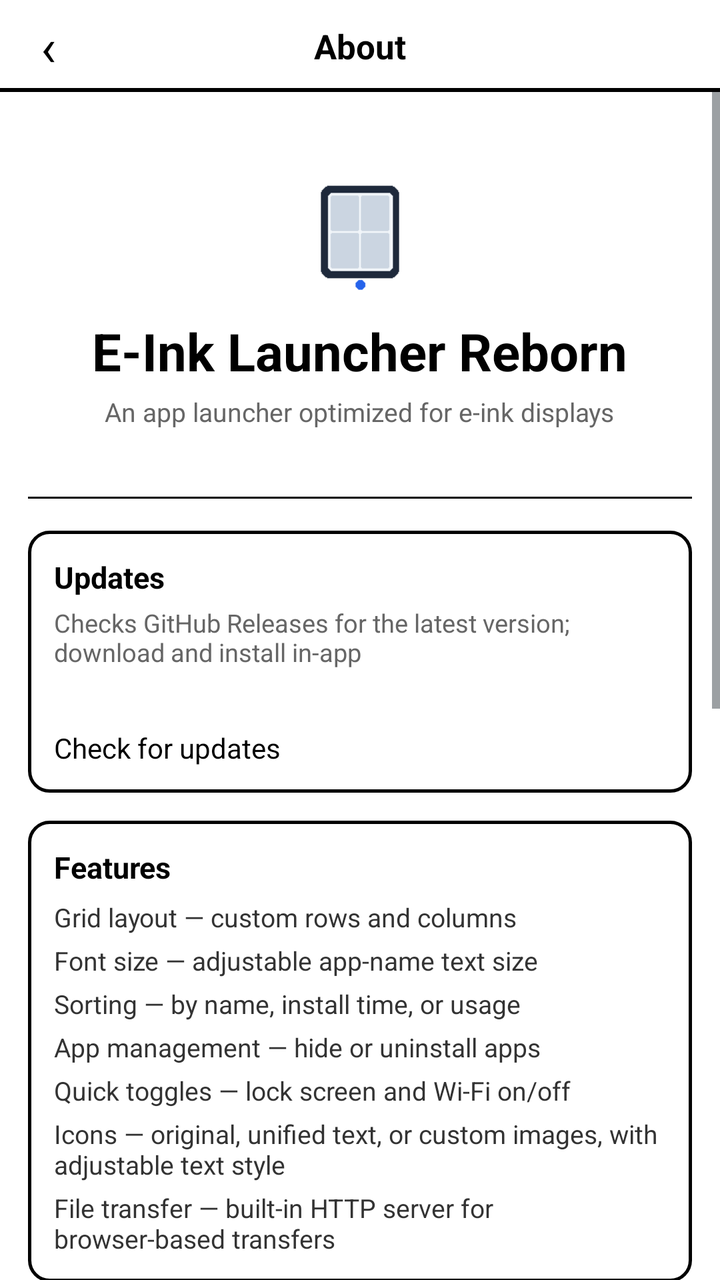
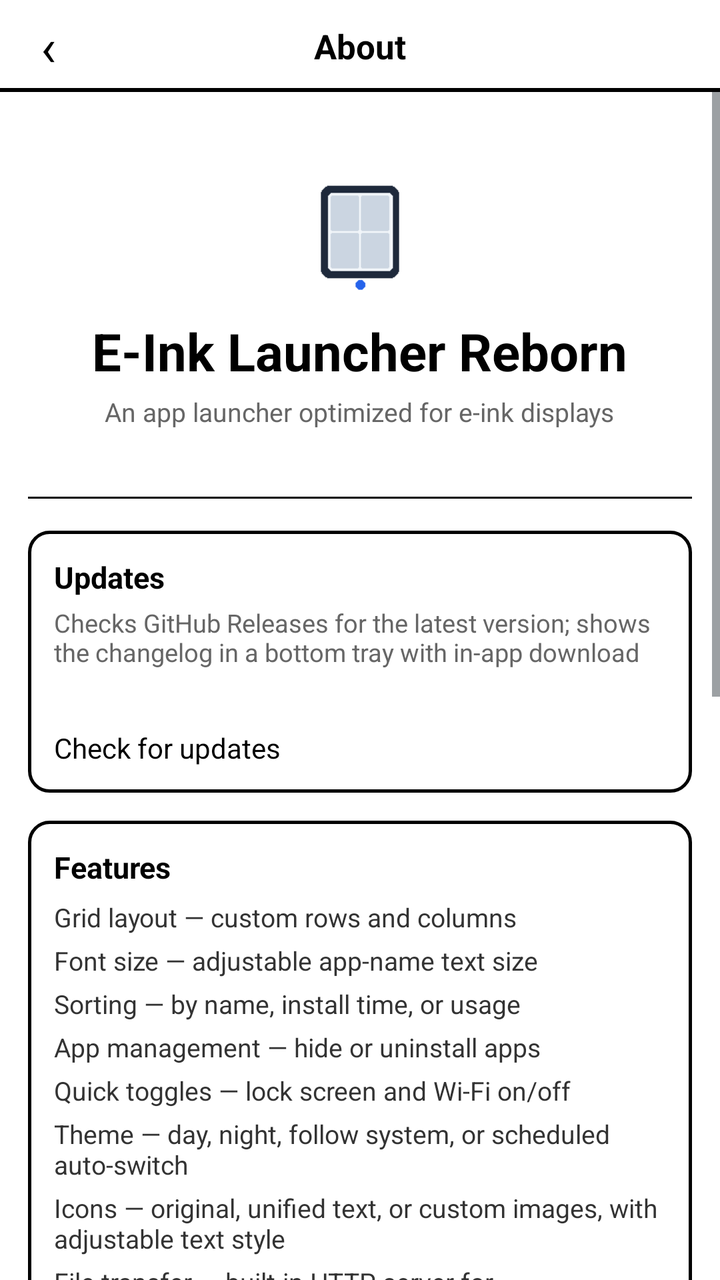

Before-and-after screenshots of an Android layout around one commit, followed by the original layout XML and the change that was made.
<!-- AndroidManifest.xml: application theme AppTheme -->
<!-- res/layout/activity_about.xml -->
<?xml version="1.0" encoding="utf-8"?>
<LinearLayout xmlns:android="http://schemas.android.com/apk/res/android"
    android:layout_width="match_parent"
    android:layout_height="match_parent"
    android:background="@color/window_bg"
    android:orientation="vertical">

    <RelativeLayout
        android:layout_width="match_parent"
        android:layout_height="46dp"
        android:background="@color/window_bg"
        android:clickable="true">

        <TextView
            android:id="@+id/toBack"
            android:layout_width="48dp"
            android:layout_height="match_parent"
            android:layout_alignParentLeft="true"
            android:clickable="true"
            android:gravity="center"
            android:text="‹"
            android:textColor="@color/text_primary"
            android:textSize="26sp" />

        <TextView
            android:layout_width="wrap_content"
            android:layout_height="match_parent"
            android:layout_centerInParent="true"
            android:gravity="center"
            android:text="@string/setting_help_and_about"
            android:textColor="@color/text_primary"
            android:textSize="17sp"
            android:textStyle="bold" />

        <View
            android:layout_width="match_parent"
            android:layout_height="2dp"
            android:layout_alignParentBottom="true"
            android:background="@color/text_primary" />
    </RelativeLayout>

    <ScrollView
        android:id="@+id/aboutScroll"
        android:layout_width="match_parent"
        android:layout_height="0dp"
        android:layout_weight="1">

        <LinearLayout
            android:id="@+id/aboutBody"
            android:layout_width="match_parent"
            android:layout_height="wrap_content"
            android:orientation="vertical"
            android:padding="14dp">

            <include layout="@layout/about_hero" />

            <LinearLayout
                android:id="@+id/cardUpdate"
                android:layout_width="match_parent"
                android:layout_height="wrap_content"
                android:layout_marginTop="14dp"
                android:background="@drawable/about_card_bg"
                android:orientation="vertical"
                android:padding="13dp">

                <TextView
                    android:id="@+id/updateTitle"
                    android:layout_width="wrap_content"
                    android:layout_height="wrap_content"
                    android:text="@string/about_card_update"
                    android:textColor="@color/text_primary"
                    android:textSize="15sp"
                    android:textStyle="bold" />

                <TextView
                    android:id="@+id/updateDesc"
                    android:layout_width="match_parent"
                    android:layout_height="wrap_content"
                    android:layout_marginTop="4dp"
                    android:text="@string/about_update_desc"
                    android:textColor="@color/text_muted"
                    android:textSize="12.5sp" />

                <TextView
                    android:id="@+id/updateStatus"
                    android:layout_width="match_parent"
                    android:layout_height="wrap_content"
                    android:layout_marginTop="4dp"
                    android:textColor="@color/text_muted"
                    android:textSize="13sp" />

                <Button
                    android:id="@+id/updateButton"
                    android:layout_width="match_parent"
                    android:layout_height="wrap_content"
                    android:layout_marginTop="8dp"
                    android:text="@string/update_check" />
            </LinearLayout>

            <LinearLayout
                android:id="@+id/cardFeatures"
                android:layout_width="match_parent"
                android:layout_height="wrap_content"
                android:layout_marginTop="14dp"
                android:background="@drawable/about_card_bg"
                android:orientation="vertical"
                android:padding="13dp">

                <TextView
                    android:id="@+id/featuresTitle"
                    android:layout_width="wrap_content"
                    android:layout_height="wrap_content"
                    android:text="@string/about_card_features"
                    android:textColor="@color/text_primary"
                    android:textSize="15sp"
                    android:textStyle="bold" />

                <TextView
                    android:id="@+id/featureGrid"
                    android:layout_width="match_parent"
                    android:layout_height="wrap_content"
                    android:layout_marginTop="6dp"
                    android:text="@string/about_feature_grid"
                    android:textColor="@color/text_body"
                    android:textSize="13sp" />

                <TextView
                    android:id="@+id/featureFont"
                    android:layout_width="match_parent"
                    android:layout_height="wrap_content"
                    android:layout_marginTop="4dp"
                    android:text="@string/about_feature_font"
                    android:textColor="@color/text_body"
                    android:textSize="13sp" />

                <TextView
                    android:id="@+id/featureSort"
                    android:layout_width="match_parent"
                    android:layout_height="wrap_content"
                    android:layout_marginTop="4dp"
                    android:text="@string/about_feature_sort"
                    android:textColor="@color/text_body"
                    android:textSize="13sp" />

                <TextView
                    android:id="@+id/featureManage"
                    android:layout_width="match_parent"
                    android:layout_height="wrap_content"
                    android:layout_marginTop="4dp"
                    android:text="@string/about_feature_manage"
                    android:textColor="@color/text_body"
                    android:textSize="13sp" />

                <TextView
                    android:id="@+id/featureToggle"
                    android:layout_width="match_parent"
                    android:layout_height="wrap_content"
                    android:layout_marginTop="4dp"
                    android:text="@string/about_feature_toggle"
                    android:textColor="@color/text_body"
                    android:textSize="13sp" />

                <TextView
                    android:id="@+id/featureIcons"
                    android:layout_width="match_parent"
                    android:layout_height="wrap_content"
                    android:layout_marginTop="4dp"
                    android:text="@string/about_feature_icons"
                    android:textColor="@color/text_body"
                    android:textSize="13sp" />

                <TextView
                    android:id="@+id/featureTransfer"
                    android:layout_width="match_parent"
                    android:layout_height="wrap_content"
                    android:layout_marginTop="4dp"
                    android:text="@string/about_feature_transfer"
                    android:textColor="@color/text_body"
                    android:textSize="13sp" />
            </LinearLayout>

            <LinearLayout
                android:id="@+id/cardIcons"
                android:layout_width="match_parent"
                android:layout_height="wrap_content"
                android:layout_marginTop="14dp"
                android:background="@drawable/about_card_bg"
                android:orientation="vertical"
                android:padding="13dp">

                <TextView
                    android:id="@+id/iconsTitle"
                    android:layout_width="wrap_content"
                    android:layout_height="wrap_content"
                    android:text="@string/about_custom_icon_title"
                    android:textColor="@color/text_primary"
                    android:textSize="15sp"
                    android:textStyle="bold" />

                <TextView
                    android:id="@+id/iconStep1"
                    android:layout_width="match_parent"
                    android:layout_height="wrap_content"
                    android:layout_marginTop="6dp"
                    android:text="@string/about_icon_step1"
                    android:textColor="@color/text_body"
                    android:textSize="13sp" />

                <TextView
                    android:id="@+id/iconStep2"
                    android:layout_width="match_parent"
                    android:layout_height="wrap_content"
                    android:layout_marginTop="4dp"
                    android:text="@string/about_icon_step2"
                    android:textColor="@color/text_body"
                    android:textSize="13sp" />

                <TextView
                    android:id="@+id/iconStep3"
                    android:layout_width="match_parent"
                    android:layout_height="wrap_content"
                    android:layout_marginTop="4dp"
                    android:text="@string/about_icon_step3"
                    android:textColor="@color/text_body"
                    android:textSize="13sp" />

                <TextView
                    android:id="@+id/iconStep4"
                    android:layout_width="match_parent"
                    android:layout_height="wrap_content"
                    android:layout_marginTop="4dp"
                    android:text="@string/about_icon_step4"
                    android:textColor="@color/text_body"
                    android:textSize="13sp" />

                <TextView
                    android:id="@+id/iconSpecialTitle"
                    android:layout_width="wrap_content"
                    android:layout_height="wrap_content"
                    android:layout_marginTop="10dp"
                    android:text="@string/about_icon_special_title"
                    android:textColor="@color/text_primary"
                    android:textSize="13sp"
                    android:textStyle="bold" />

                <TextView
                    android:id="@+id/iconFilenames"
                    android:layout_width="match_parent"
                    android:layout_height="wrap_content"
                    android:layout_marginTop="4dp"
                    android:text="@string/about_custom_icon_filenames"
                    android:textColor="@color/text_secondary"
                    android:textSize="12.5sp" />

                <TextView
                    android:id="@+id/iconPath"
                    android:layout_width="match_parent"
                    android:layout_height="wrap_content"
                    android:layout_marginTop="4dp"
                    android:text="@string/about_icon_path"
                    android:textColor="@color/text_secondary"
                    android:textSize="12.5sp" />

                <TextView
                    android:id="@+id/iconStyleHint"
                    android:layout_width="match_parent"
                    android:layout_height="wrap_content"
                    android:layout_marginTop="6dp"
                    android:text="@string/about_icon_style_hint"
                    android:textColor="@color/text_muted"
                    android:textSize="12.5sp" />
            </LinearLayout>

            <LinearLayout
                android:id="@+id/cardDevelopers"
                android:layout_width="match_parent"
                android:layout_height="wrap_content"
                android:layout_marginTop="14dp"
                android:background="@drawable/about_card_bg"
                android:orientation="vertical"
                android:padding="13dp">

                <TextView
                    android:id="@+id/devTitle"
                    android:layout_width="wrap_content"
                    android:layout_height="wrap_content"
                    android:text="@string/about_developers"
                    android:textColor="@color/text_primary"
                    android:textSize="15sp"
                    android:textStyle="bold" />

                <TextView
                    android:id="@+id/devInfo"
                    android:layout_width="match_parent"
                    android:layout_height="wrap_content"
                    android:layout_marginTop="6dp"
                    android:lineSpacingMultiplier="1.4"
                    android:text="@string/about_developer_info"
                    android:textColor="@color/text_body"
                    android:textSize="13sp" />

                <TextView
                    android:id="@+id/devGithub"
                    android:layout_width="match_parent"
                    android:layout_height="wrap_content"
                    android:layout_marginTop="6dp"
                    android:autoLink="web"
                    android:text="@string/about_github"
                    android:textColor="@color/text_primary"
                    android:textColorHighlight="#4285F4"
                    android:textSize="13sp" />

                <TextView
                    android:id="@+id/devFeedback"
                    android:layout_width="match_parent"
                    android:layout_height="wrap_content"
                    android:layout_marginTop="4dp"
                    android:text="@string/about_feedback"
                    android:textColor="@color/text_muted"
                    android:textSize="12.5sp" />
            </LinearLayout>

            <View
                android:layout_width="match_parent"
                android:layout_height="18dp" />
        </LinearLayout>
    </ScrollView>
</LinearLayout>
<!-- res/layout/about_hero.xml (included above) -->
<?xml version="1.0" encoding="utf-8"?>
<LinearLayout xmlns:android="http://schemas.android.com/apk/res/android"
    android:layout_width="match_parent"
    android:layout_height="wrap_content"
    android:gravity="center_horizontal"
    android:orientation="vertical"
    android:paddingTop="24dp"
    android:paddingBottom="2dp">

    <ImageView
        android:id="@+id/heroIcon"
        android:layout_width="64dp"
        android:layout_height="64dp"
        android:contentDescription="@string/app_name"
        android:src="@mipmap/ic_launcher" />

    <TextView
        android:id="@+id/heroName"
        android:layout_width="wrap_content"
        android:layout_height="wrap_content"
        android:layout_marginTop="10dp"
        android:text="@string/app_name"
        android:textColor="@color/text_primary"
        android:textSize="26sp"
        android:textStyle="bold" />

    <TextView
        android:id="@+id/heroTagline"
        android:layout_width="wrap_content"
        android:layout_height="wrap_content"
        android:layout_marginTop="4dp"
        android:text="@string/about_tagline"
        android:textColor="@color/text_muted"
        android:textSize="13sp" />

    <TextView
        android:id="@+id/heroVersion"
        android:layout_width="wrap_content"
        android:layout_height="wrap_content"
        android:layout_marginTop="2dp"
        android:textColor="@color/text_muted"
        android:textSize="13sp" />

    <View
        android:layout_width="match_parent"
        android:layout_height="1dp"
        android:layout_marginTop="14dp"
        android:background="@color/text_primary" />
</LinearLayout>
<!-- resources referenced by this layout -->
<resources>
  <color name="text_body">#333333</color>
  <color name="text_muted">#666666</color>
  <color name="text_primary">#000000</color>
  <color name="text_secondary">#555555</color>
  <color name="window_bg">#FFFFFF</color>
  <!-- drawable about_card_bg (drawable) -->
  <?xml version="1.0" encoding="utf-8"?>
  <shape xmlns:android="http://schemas.android.com/apk/res/android"
      android:shape="rectangle">
      <solid android:color="@color/window_bg" />
      <stroke
          android:width="1.5dp"
          android:color="@color/text_primary" />
      <corners android:radius="10dp" />
  </shape>
  <string name="about_card_features">Features</string>
  <string name="about_card_update">Updates</string>
  <string name="about_custom_icon_filenames">Lock Screen: E-ink_Launcher.Lock.png\nWiFi ON: E-ink_Launcher.WifiOn.png\nWiFi OFF: E-ink_Launcher.WifiOff.png\nServer (running): E-ink_Launcher.HttpServer.On.png\nServer (stopped): E-ink_Launcher.HttpServer.Off.png\nServer (both states): E-ink_Launcher.HttpServer.png</string>
  <string name="about_custom_icon_title">Custom Icons</string>
  <string name="about_developer_info">Original: Modificator (yunshangcn@gmail.com)\nCurrent: 六记 &amp; AI (MiMo V2.5 &amp; Opencode)</string>
  <string name="about_developers">Developers</string>
  <string name="about_feature_font">Font size — adjustable app-name text size</string>
  <string name="about_feature_grid">Grid layout — custom rows and columns</string>
  <string name="about_feature_icons">Icons — original, unified text, or custom images, with adjustable text style</string>
  <string name="about_feature_manage">App management — hide or uninstall apps</string>
  <string name="about_feature_sort">Sorting — by name, install time, or usage</string>
  <string name="about_feature_toggle">Quick toggles — lock screen and Wi-Fi on/off</string>
  <string name="about_feature_transfer">File transfer — built-in HTTP server for browser-based transfers</string>
  <string name="about_feedback">Feedback is welcome via GitHub Issues</string>
  <string name="about_github">Project: https://github.com/ACG-Q/elnkLauncher-Reborn</string>
  <string name="about_icon_path">Directory: Documents/E-Ink Launcher/icon/</string>
  <string name="about_icon_special_title">Special names (system functions)</string>
  <string name="about_icon_step1">1. Long-press an app icon to view its package name</string>
  <string name="about_icon_step2">2. Rename a PNG to &lt;package&gt;.png</string>
  <string name="about_icon_step3">3. Put it in Documents/E-Ink Launcher/icon/</string>
  <string name="about_icon_step4">4. Return to the desktop to apply; storage permission required on first use</string>
  <string name="about_icon_style_hint">Switch icon modes and adjust text style under Settings → Icon Style</string>
  <string name="about_tagline">An app launcher optimized for e-ink displays</string>
  <string name="about_update_desc">Checks GitHub Releases for the latest version; download and install in-app</string>
  <string name="app_name">E-Ink Launcher Reborn</string>
  <string name="setting_help_and_about">About</string>
  <string name="update_check">Check for updates</string>
</resources>

<!-- the commit's change to res/layout/activity_about.xml (unified diff, before → after) -->
@@ -157,6 +157,15 @@
                     android:layout_height="wrap_content"
                     android:layout_marginTop="4dp"
                     android:text="@string/about_feature_toggle"
+                    android:textColor="@color/text_body"
+                    android:textSize="13sp" />
+
+                <TextView
+                    android:id="@+id/featureTheme"
+                    android:layout_width="match_parent"
+                    android:layout_height="wrap_content"
+                    android:layout_marginTop="4dp"
+                    android:text="@string/about_feature_theme"
                     android:textColor="@color/text_body"
                     android:textSize="13sp" />
 
<!-- resource entries referenced after the edit -->
@@ -17,15 +17,16 @@
   </shape>
   <string name="about_card_features">Features</string>
   <string name="about_card_update">Updates</string>
-  <string name="about_custom_icon_filenames">Lock Screen: E-ink_Launcher.Lock.png\nWiFi ON: E-ink_Launcher.WifiOn.png\nWiFi OFF: E-ink_Launcher.WifiOff.png\nServer (running): E-ink_Launcher.HttpServer.On.png\nServer (stopped): E-ink_Launcher.HttpServer.Off.png\nServer (both states): E-ink_Launcher.HttpServer.png</string>
+  <string name="about_custom_icon_filenames">Lock Screen: E-ink_Launcher.Lock.png\nWiFi ON: E-ink_Launcher.WifiOn.png\nWiFi OFF: E-ink_Launcher.WifiOff.png\nServer (running): E-ink_Launcher.HttpServer.On.png\nServer (stopped): E-ink_Launcher.HttpServer.Off.png</string>
   <string name="about_custom_icon_title">Custom Icons</string>
-  <string name="about_developer_info">Original: Modificator (yunshangcn@gmail.com)\nCurrent: 六记 &amp; AI (MiMo V2.5 &amp; Opencode)</string>
+  <string name="about_developer_info">Original: Modificator (yunshangcn@gmail.com)\nCurrent: 六记 &amp; AI (MiMo V2.6 &amp; Opencode)</string>
   <string name="about_developers">Developers</string>
   <string name="about_feature_font">Font size — adjustable app-name text size</string>
   <string name="about_feature_grid">Grid layout — custom rows and columns</string>
   <string name="about_feature_icons">Icons — original, unified text, or custom images, with adjustable text style</string>
   <string name="about_feature_manage">App management — hide or uninstall apps</string>
   <string name="about_feature_sort">Sorting — by name, install time, or usage</string>
+  <string name="about_feature_theme">Theme — day, night, follow system, or scheduled auto-switch</string>
   <string name="about_feature_toggle">Quick toggles — lock screen and Wi-Fi on/off</string>
   <string name="about_feature_transfer">File transfer — built-in HTTP server for browser-based transfers</string>
   <string name="about_feedback">Feedback is welcome via GitHub Issues</string>
@@ -38,7 +39,7 @@
   <string name="about_icon_step4">4. Return to the desktop to apply; storage permission required on first use</string>
   <string name="about_icon_style_hint">Switch icon modes and adjust text style under Settings → Icon Style</string>
   <string name="about_tagline">An app launcher optimized for e-ink displays</string>
-  <string name="about_update_desc">Checks GitHub Releases for the latest version; download and install in-app</string>
+  <string name="about_update_desc">Checks GitHub Releases for the latest version; shows the changelog in a bottom tray with in-app download</string>
   <string name="app_name">E-Ink Launcher Reborn</string>
   <string name="setting_help_and_about">About</string>
   <string name="update_check">Check for updates</string>
